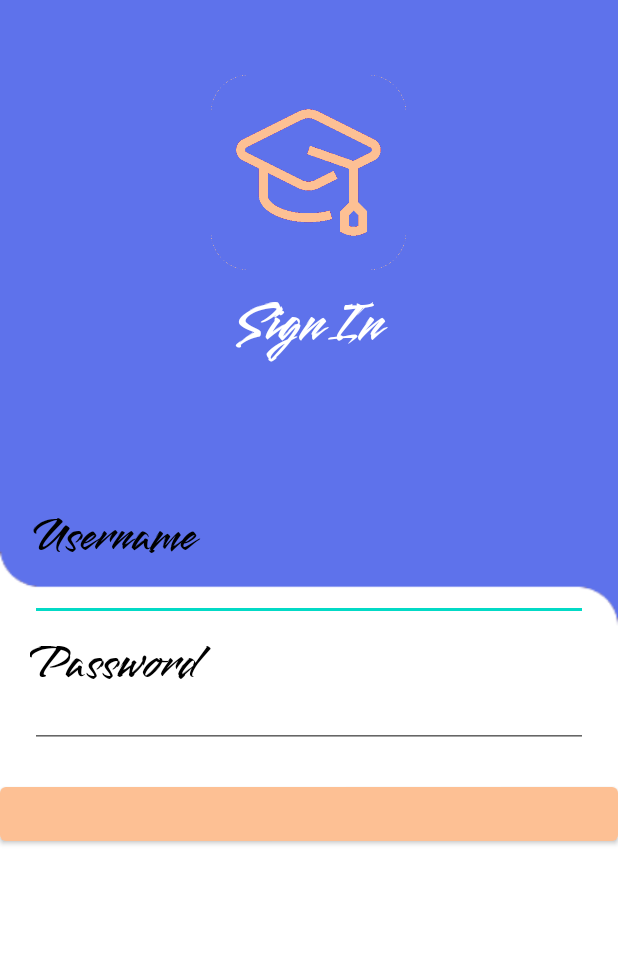
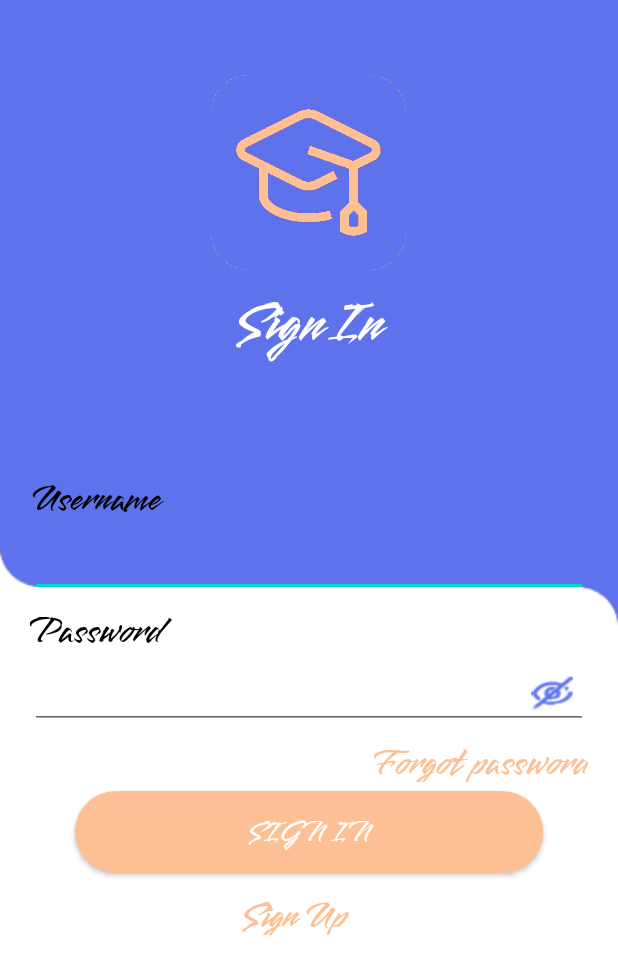
Before and after one commit to martinez41/projectAndela, an Android app: the screen it shows after launch (Sign_In), on a phone screen of 412 x 824 dp. Shown: the top 974 px of the screen. Run offline under Robolectric (Android 15) with nearby library versions, the phone set to English and light mode, and no system bars.

Commit message:
end SignIn

```diff
--- a/app/src/main/res/layout/activity_main.xml
+++ b/app/src/main/res/layout/activity_main.xml
@@ -13,7 +13,8 @@
         android:layout_width="130dp"
         android:layout_height="130dp"
         android:layout_centerInParent="true"
-        android:src="@drawable/appicon_" />
+        android:src="@drawable/appicon_"
+        android:contentDescription="@string/todo" />
 
     <TextView
         android:layout_width="221dp"
@@ -26,10 +27,9 @@
         android:text="Learn Smart"
         android:textAlignment="center"
         android:textAppearance="@style/TextAppearance.AppCompat.Body2"
-        android:textColor="@color/three"
+        android:textColor="@color/black"
         android:textSize="40sp"
-        android:textStyle="bold"
-       />
+        android:textStyle="bold" />
 
 
 </RelativeLayout>
--- a/app/src/main/res/layout/activity_sign_in.xml
+++ b/app/src/main/res/layout/activity_sign_in.xml
@@ -8,38 +8,47 @@
     android:orientation="vertical"
     tools:context=".Sign_In">
 
+    <LinearLayout
+        android:layout_width="match_parent"
+        android:layout_height="300dp"
+        android:orientation="vertical"
+        tools:ignore="UseCompoundDrawables">
+
         <ImageView
             android:layout_width="130dp"
             android:layout_height="130dp"
+            android:layout_gravity="center"
+            android:layout_marginTop="50dp"
             android:src="@drawable/appicon1"
             tools:ignore="MissingConstraints"
             tools:layout_editor_absoluteX="129dp"
-        tools:layout_editor_absoluteY="80dp"
-        android:layout_gravity="center"
-        android:layout_marginTop="50dp"
-        />
+            tools:layout_editor_absoluteY="80dp" />
 
         <TextView
             android:layout_width="match_parent"
             android:layout_height="wrap_content"
+            android:layout_gravity="center"
             android:fontFamily="@font/smoochregular"
-        android:textSize="40sp"
-        android:layout_gravity="center"
             android:text="Sign In"
+            android:textAlignment="center"
             android:textColor="@color/white"
-        android:textAlignment="center"
-        />
+            android:textSize="40sp" />
+    </LinearLayout>
+
+    <ScrollView
+        android:layout_width="match_parent"
+        android:layout_height="wrap_content">
 
         <LinearLayout
             android:layout_width="match_parent"
             android:layout_height="wrap_content"
             android:orientation="vertical"
-        android:layout_marginTop="80dp"
+            android:layout_marginTop="10dp"
             >
             <TextView
                 android:layout_width="150dp"
                 android:layout_height="40dp"
-            android:textSize="32sp"
+                android:textSize="25sp"
                 android:text="Username"
                 android:textColor="@color/black"
                 android:fontFamily="@font/smoochregular"
@@ -50,16 +59,17 @@
                 android:id="@+id/userName"
                 android:layout_width="match_parent"
                 android:layout_height="wrap_content"
-            android:drawablePadding="10dp"
+                android:drawableEnd="@drawable/user1"
                 android:layout_marginStart="20dp"
                 android:layout_marginEnd="20dp"
-            android:padding="10dp"
-            />
+                android:drawablePadding="10dp"
+                android:minHeight="48dp"
+                android:padding="10dp" />
 
             <TextView
                 android:layout_width="150dp"
                 android:layout_height="40dp"
-            android:textSize="32sp"
+                android:textSize="25sp"
                 android:text="Password"
                 android:textColor="@color/black"
                 android:fontFamily="@font/smoochregular"
@@ -70,20 +80,67 @@
                 android:id="@+id/passwordUser"
                 android:layout_width="match_parent"
                 android:layout_height="wrap_content"
+                android:ems="10"
+                android:inputType="textPassword"
+                android:drawableEnd="@drawable/closed"
                 android:drawablePadding="10dp"
                 android:layout_marginStart="20dp"
                 android:layout_marginEnd="20dp"
                 android:padding="10dp"
+                />
 
+
+
+            <TextView
+                android:id="@+id/btn_forgotPass"
+                android:layout_width="match_parent"
+                android:layout_height="35dp"
+                android:textSize="25sp"
+                android:text="Forgot password"
+                android:textColor="@color/five"
+                android:fontFamily="@font/smoochregular"
+                android:textAlignment="textEnd"
+                android:paddingEnd="20dp"
                 />
 
             <Button
+                android:id="@+id/btn_SignIn"
                 android:layout_width="match_parent"
                 android:layout_height="match_parent"
+                android:layout_marginStart="50dp"
+                android:layout_marginEnd="50dp"
+                android:drawablePadding="10dp"
+                android:padding="10dp"
                 app:backgroundTint="@color/five"
-            android:layout_marginTop="20dp"
+                app:cornerRadius="50dp"
+                android:fontFamily="@font/smoochregular"
+                android:text="Sign In"
+                android:textSize="20sp"
+                android:textAlignment="center"
+                android:textColor="@color/white"
+                />
 
+            <TextView
+                android:id="@+id/btn_SignUp"
+                android:layout_width="match_parent"
+                android:layout_height="35dp"
+                android:textSize="25sp"
+                android:text="Sign Up"
+                android:textColor="@color/five"
+                android:fontFamily="@font/smoochregular"
+                android:textAlignment="center"
+                android:paddingEnd="20dp"
                 />
+        </LinearLayout>
+    </ScrollView>
+
+    <LinearLayout
+        android:layout_width="match_parent"
+        android:layout_height="wrap_content"
+        android:orientation="vertical"
+        android:layout_marginTop="10dp"
+        >
+
 
     </LinearLayout>
 
```
Also changed, not shown: app/src/main/res/drawable/closed.png (added), app/src/main/res/drawable/user1.png (added), 3 other files. Lines whose indentation alone changed are shown as unchanged.
